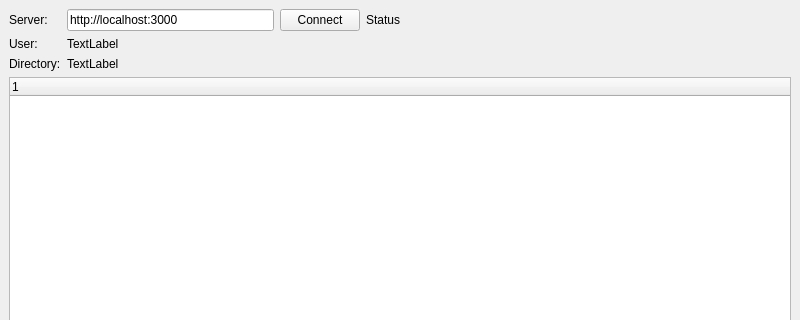
sierdzio/cutecloud, file client/src/mainwindow.ui: the form before one commit; both pictures show x 0 to 800 and y 0 to 320 of the 800 by 600 pixel window.
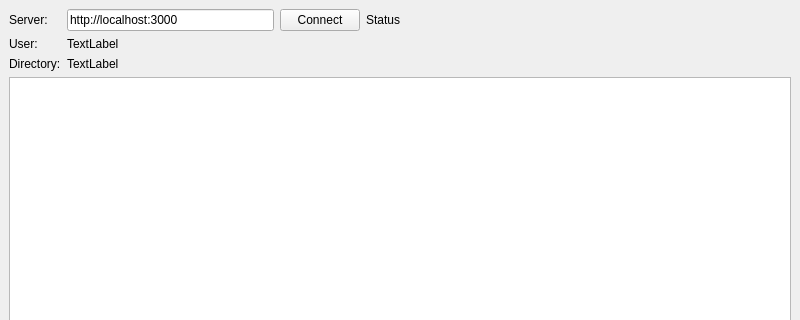
The form after the commit.

The edit to the form file:
```diff
--- a/client/src/mainwindow.ui
+++ b/client/src/mainwindow.ui
@@ -93,13 +93,7 @@
      </layout>
     </item>
     <item>
-     <widget class="QTreeWidget" name="treeWidget">
-      <column>
-       <property name="text">
-        <string notr="true">1</string>
-       </property>
-      </column>
-     </widget>
+     <widget class="QTreeView" name="treeView"/>
     </item>
    </layout>
   </widget>
```
